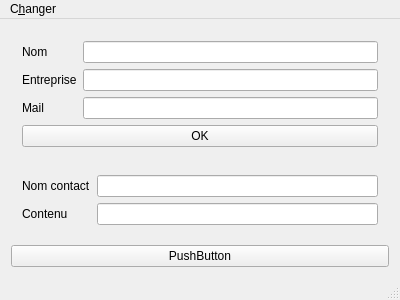
Qt form TP6_2/mainwindow.ui (KieceDonc/L3_CDAA) before a commit.
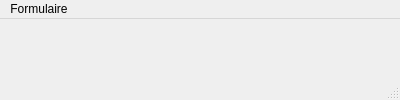
The same form after that commit.

Patch:
```diff
--- a/TP6_2/mainwindow.ui
+++ b/TP6_2/mainwindow.ui
@@ -7,99 +7,14 @@
     <x>0</x>
     <y>0</y>
     <width>400</width>
-    <height>300</height>
+    <height>100</height>
    </rect>
   </property>
   <property name="windowTitle">
    <string>MainWindow</string>
   </property>
   <widget class="QWidget" name="centralWidget">
-   <layout class="QVBoxLayout" name="verticalLayout_2">
-    <item>
-     <widget class="QWidget" name="contactForm" native="true">
-      <layout class="QVBoxLayout" name="verticalLayout">
-       <item>
-        <layout class="QFormLayout" name="formLayout">
-         <item row="0" column="0">
-          <widget class="QLabel" name="label">
-           <property name="text">
-            <string>Nom</string>
-           </property>
-          </widget>
-         </item>
-         <item row="0" column="1">
-          <widget class="QLineEdit" name="lineEdit"/>
-         </item>
-         <item row="1" column="0">
-          <widget class="QLabel" name="label_2">
-           <property name="text">
-            <string>Entreprise</string>
-           </property>
-          </widget>
-         </item>
-         <item row="1" column="1">
-          <widget class="QLineEdit" name="lineEdit_3"/>
-         </item>
-         <item row="2" column="0">
-          <widget class="QLabel" name="label_3">
-           <property name="text">
-            <string>Mail</string>
-           </property>
-          </widget>
-         </item>
-         <item row="2" column="1">
-          <widget class="QLineEdit" name="lineEdit_2"/>
-         </item>
-        </layout>
-       </item>
-       <item>
-        <widget class="QPushButton" name="okButton">
-         <property name="text">
-          <string>OK</string>
-         </property>
-        </widget>
-       </item>
-      </layout>
-     </widget>
-    </item>
-    <item>
-     <widget class="QWidget" name="interactionForm" native="true">
-      <layout class="QHBoxLayout" name="horizontalLayout">
-       <item>
-        <layout class="QFormLayout" name="formLayout_2">
-         <item row="0" column="0">
-          <widget class="QLabel" name="label_4">
-           <property name="text">
-            <string>Nom contact</string>
-           </property>
-          </widget>
-         </item>
-         <item row="0" column="1">
-          <widget class="QLineEdit" name="lineEdit_4"/>
-         </item>
-         <item row="1" column="0">
-          <widget class="QLabel" name="label_5">
-           <property name="text">
-            <string>Contenu</string>
-           </property>
-          </widget>
-         </item>
-         <item row="1" column="1">
-          <widget class="QLineEdit" name="lineEdit_5"/>
-         </item>
-        </layout>
-       </item>
-      </layout>
-     </widget>
-    </item>
-    <item>
-     <widget class="QPushButton" name="pushButton">
-      <property name="text">
-       <string>PushButton</string>
-      </property>
-     </widget>
-    </item>
-   </layout>
+   <layout class="QVBoxLayout" name="verticalLayout_2"/>
   </widget>
   <widget class="QStatusBar" name="statusBar"/>
   <widget class="QMenuBar" name="menuBar">
@@ -108,12 +23,12 @@
      <x>0</x>
      <y>0</y>
      <width>400</width>
-     <height>20</height>
+     <height>22</height>
     </rect>
    </property>
    <widget class="QMenu" name="menuChanger">
     <property name="title">
-     <string>C&amp;hanger</string>
+     <string>Formulaire</string>
     </property>
     <addaction name="actionContact"/>
     <addaction name="actionInteraction"/>
```
